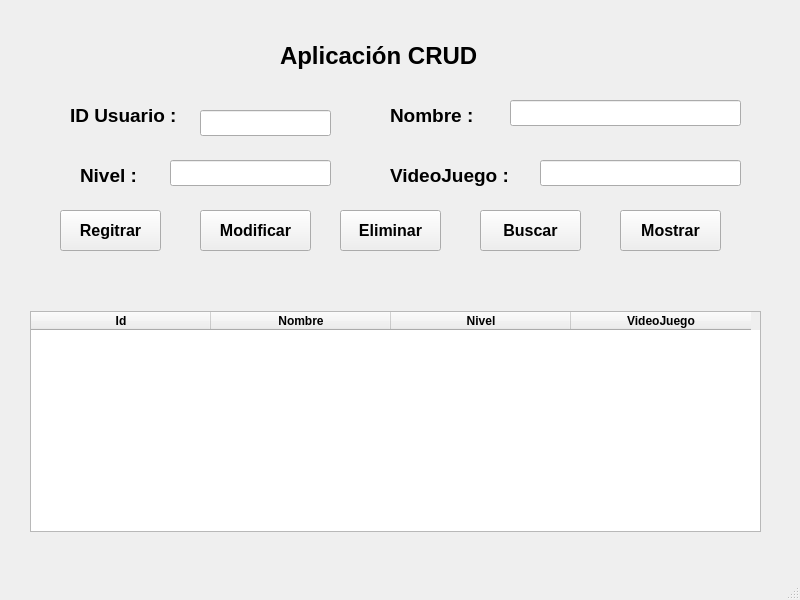
First picture: the form in Interfaz_Grafica - Proyecto_Programacion/mainwindow.ui, repository Joel2775/Proyecto_Bim2_Programacion, before the edit.
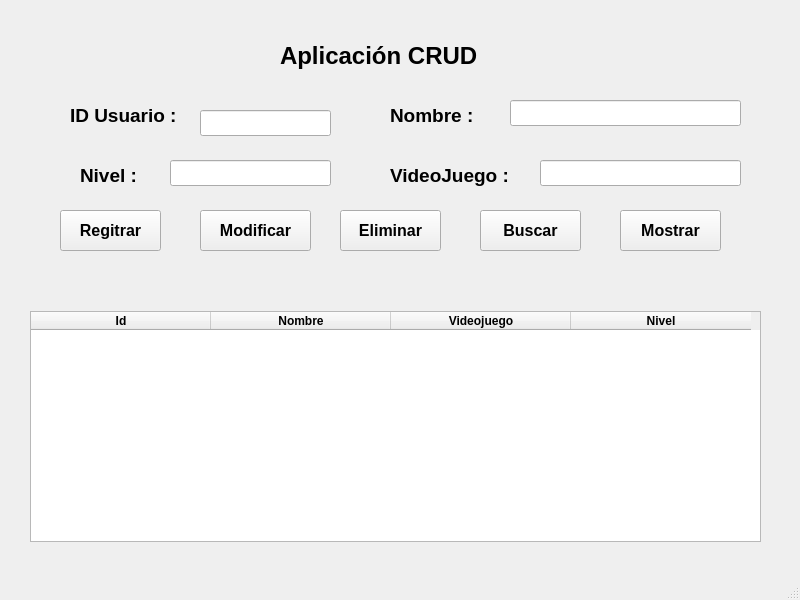
Second picture: the form after the edit.

Commit message: arreglo de mainwindow.ui

The edit to the form file:
```diff
--- a/Interfaz_Grafica - Proyecto_Programacion/mainwindow.ui
+++ b/Interfaz_Grafica - Proyecto_Programacion/mainwindow.ui
@@ -231,7 +231,7 @@
       <x>30</x>
       <y>311</y>
       <width>731</width>
-      <height>221</height>
+      <height>231</height>
      </rect>
     </property>
     <attribute name="horizontalHeaderCascadingSectionResizes">
@@ -266,6 +266,16 @@
       </font>
      </property>
     </column>
+    <column>
+     <property name="text">
+      <string>Videojuego</string>
+     </property>
+     <property name="font">
+      <font>
+       <bold>true</bold>
+      </font>
+     </property>
+    </column>
     <column>
      <property name="text">
       <string>Nivel</string>
@@ -276,16 +286,6 @@
       </font>
      </property>
     </column>
-    <column>
-     <property name="text">
-      <string>VideoJuego</string>
-     </property>
-     <property name="font">
-      <font>
-       <bold>true</bold>
-      </font>
-     </property>
-    </column>
    </widget>
    <widget class="QPushButton" name="boton_mostrar">
     <property name="geometry">
```
